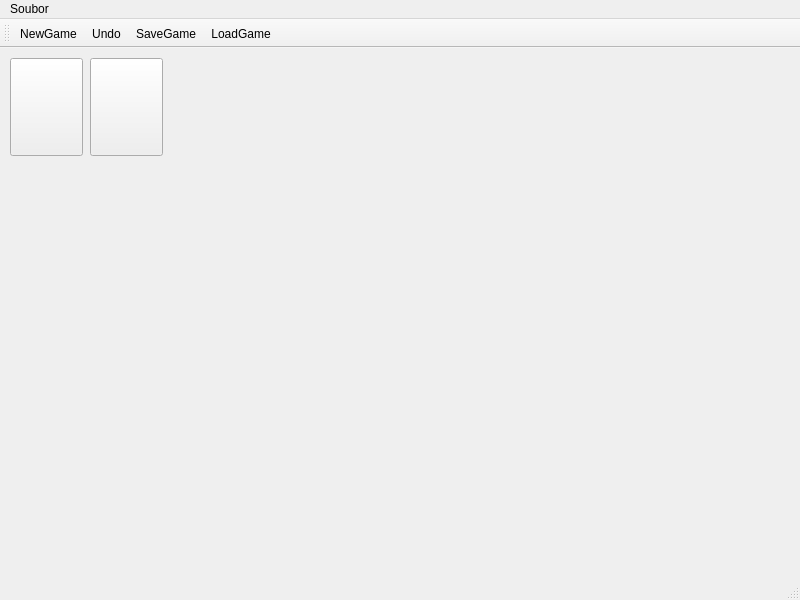
First picture: the form in src/mainwindow.ui, repository LeoCerny/FIT_ICP, before the edit.
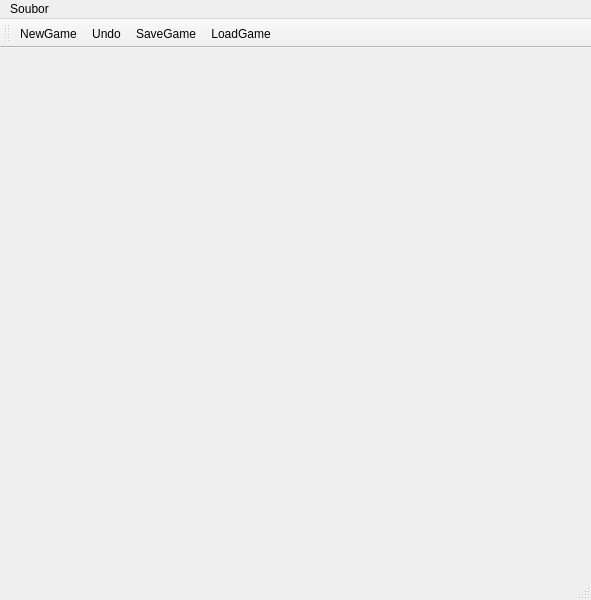
Second picture: the form after the edit. Icons and pictures are not drawn.

Commit message: Uprava GUI a Lukinova kouzla

The edit to the form file:
```diff
--- a/src/mainwindow.ui
+++ b/src/mainwindow.ui
@@ -6,47 +6,20 @@
    <rect>
     <x>0</x>
     <y>0</y>
-    <width>800</width>
+    <width>591</width>
     <height>600</height>
    </rect>
   </property>
   <property name="windowTitle">
    <string>MainWindow</string>
   </property>
-  <widget class="QWidget" name="centralWidget">
-   <widget class="QPushButton" name="Deck">
-    <property name="geometry">
-     <rect>
-      <x>10</x>
-      <y>10</y>
-      <width>73</width>
-      <height>98</height>
-     </rect>
-    </property>
-    <property name="text">
-     <string/>
-    </property>
-   </widget>
-   <widget class="QPushButton" name="Pile">
-    <property name="geometry">
-     <rect>
-      <x>90</x>
-      <y>10</y>
-      <width>73</width>
-      <height>98</height>
-     </rect>
-    </property>
-    <property name="text">
-     <string/>
-    </property>
-   </widget>
-  </widget>
+  <widget class="QWidget" name="centralWidget"/>
   <widget class="QMenuBar" name="menuBar">
    <property name="geometry">
     <rect>
      <x>0</x>
      <y>0</y>
-     <width>800</width>
+     <width>591</width>
      <height>21</height>
     </rect>
    </property>
```
The commit also changes 5 other files.
